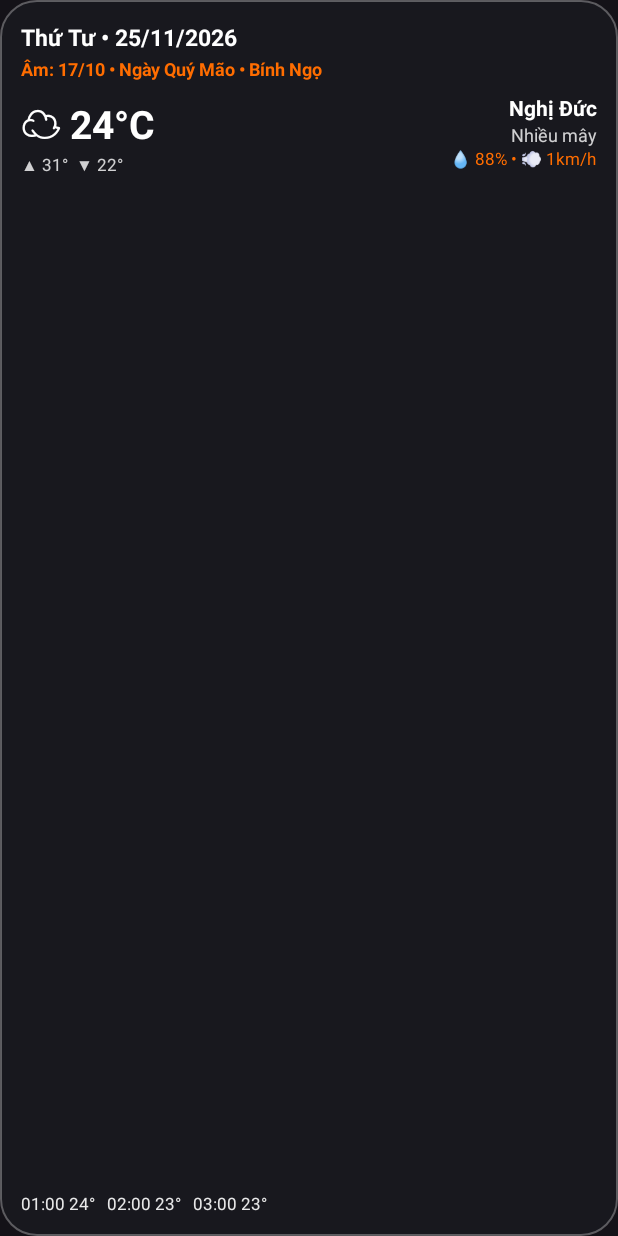
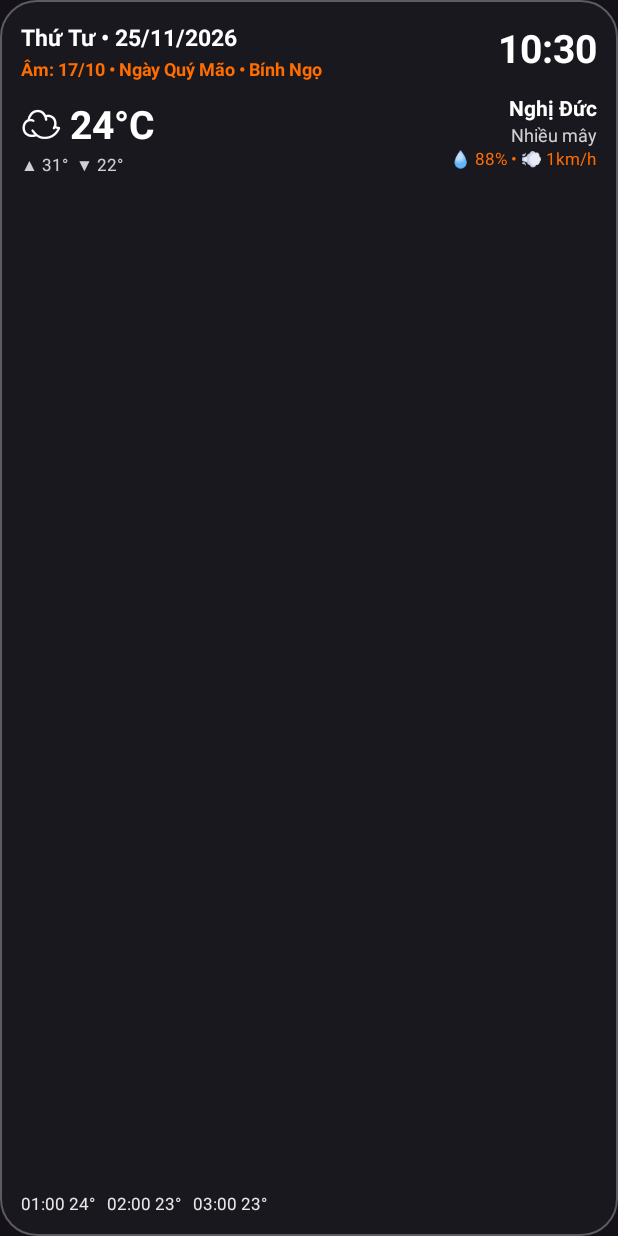
Before and after one commit to duynghiduc2000-vn/glass-weather-lunar, an Android app: the layout widget_4x2.xml on its own in the app's theme, with its tools: preview values and no code run, on a phone screen of 412 x 824 dp. Run offline under Robolectric (Android 15) with nearby library versions, the phone set to English and light mode, and no system bars.

Commit message:
Update widget_4x2.xml

```diff
--- a/app/src/main/res/layout/widget_4x2.xml
+++ b/app/src/main/res/layout/widget_4x2.xml
@@ -14,6 +14,20 @@
         android:text="Thứ Tư • 25/11/2026"
         android:textColor="#FFFFFF"
         android:textSize="15sp"
+        android:textStyle="bold" />
+
+    <TextClock
+        android:id="@+id/tc_clock"
+        android:layout_width="wrap_content"
+        android:layout_height="wrap_content"
+        android:layout_alignParentEnd="true"
+        android:layout_alignParentTop="true"
+        android:fontFamily="sans-serif"
+        android:format12Hour="HH:mm"
+        android:format24Hour="HH:mm"
+        android:maxLines="1"
+        android:textColor="#FFFFFF"
+        android:textSize="26sp"
         android:textStyle="bold" />
 
     <TextView
```
